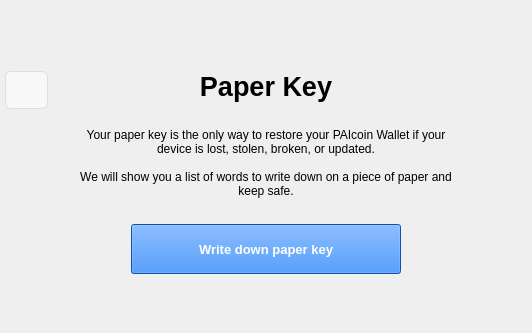
Qt form src/qt/forms/paperkeyintropage.ui (projectpai/paicoin) before a commit; both pictures show x 135 to 667 and y 0 to 333 of the 787 by 452 pixel window.
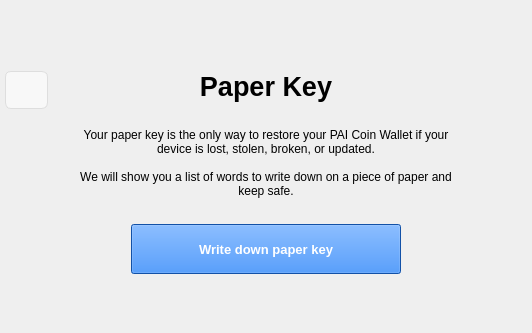
The same form after that commit. Icons and pictures are not drawn.

Commit message: Mass update of PAIcoin to PAI Coin

```diff
--- a/src/qt/forms/paperkeyintropage.ui
+++ b/src/qt/forms/paperkeyintropage.ui
@@ -162,7 +162,7 @@
           <string notr="true">margin-bottom:20;</string>
          </property>
          <property name="text">
-          <string>Your paper key is the only way to restore your PAIcoin Wallet if your device is lost, stolen, broken, or updated.
+          <string>Your paper key is the only way to restore your PAI Coin Wallet if your device is lost, stolen, broken, or updated.
 
 We will show you a list of words to write down on a piece of paper and keep safe.</string>
          </property>
```
The commit also changes 104 other files.
